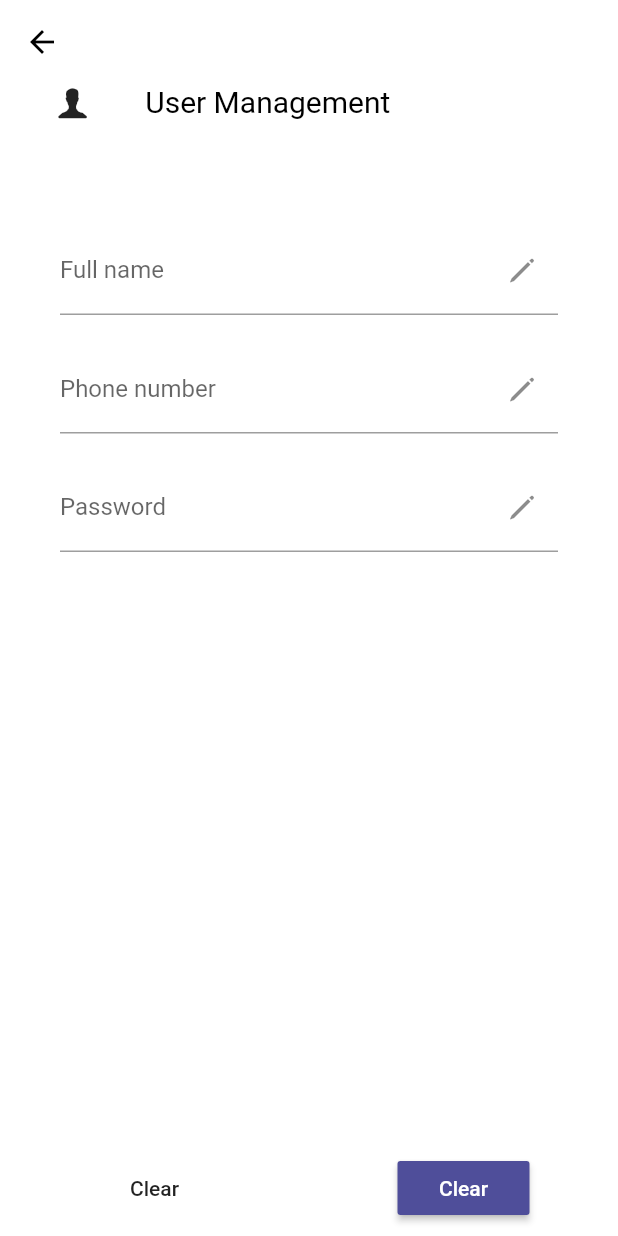
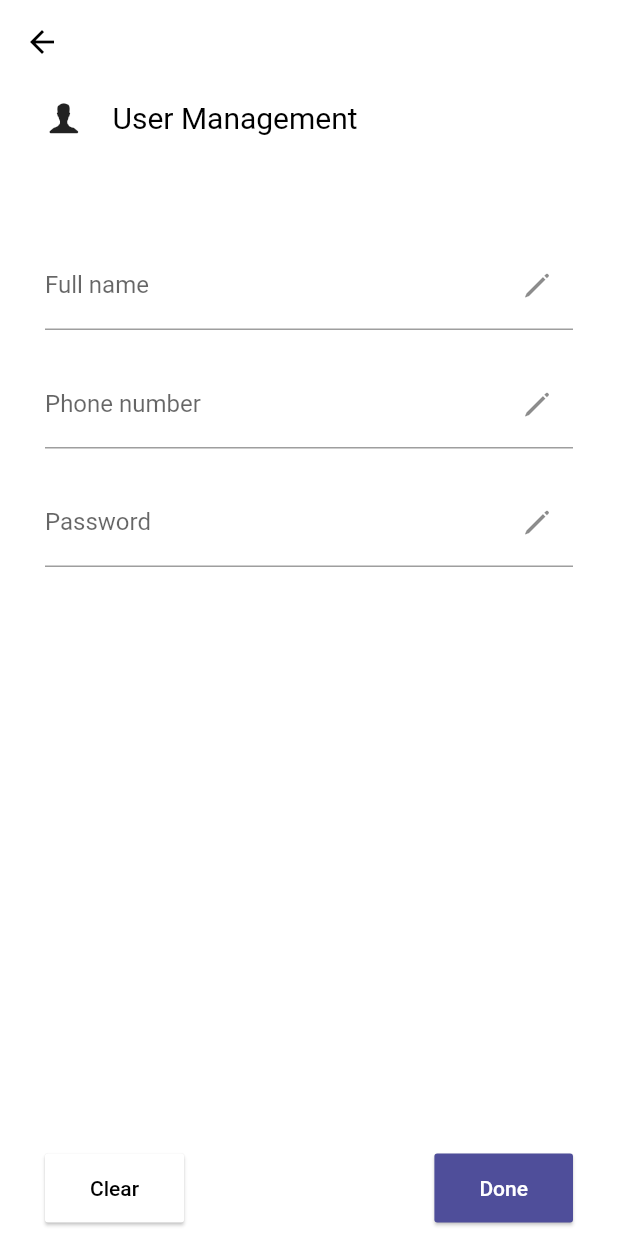
Before and after one commit to sorkabayev/animation_challange, a Flutter app: the UserManagementPage screen opened by its route, on a phone screen of 412 x 824 dp. Run offline on Flutter 3.47's test engine with Material 2 defaults, Android fonts, the phone set to English and light mode, and no system bars; our stand-ins replace hive; accounts and stored records are empty.

Commit message:
notification, settings, management, , billings etc page changed,

```diff
--- a/lib/pages/billings_details.dart
+++ b/lib/pages/billings_details.dart
@@ -20,7 +20,7 @@ class _BillingDetailsState extends State<BillingDetails> {
       backgroundColor: Colors.white,
       appBar: AppBar(
         backgroundColor: Colors.white,
-        iconTheme: IconThemeData(color: Colors.black),
+        iconTheme: const IconThemeData(color: Colors.black),
         elevation: 0,
       ),
       body: ListView(
@@ -45,9 +45,7 @@ class _BillingDetailsState extends State<BillingDetails> {
               ),
             ],
           ),
-          SizedBox(
-            height: 39,
-          ),
+          SizedBox(height: 39),
           ListView.separated(
             shrinkWrap: true,
             itemBuilder: (context, index) => BillingsContainer(),
--- a/lib/pages/notification_page.dart
+++ b/lib/pages/notification_page.dart
@@ -5,7 +5,7 @@ import 'widgets/notification_container.dart';
 class NotificationPage extends StatefulWidget {
   const NotificationPage({Key? key}) : super(key: key);
 
-  static const String id = "billings_details";
+  static const String id = "notification_page";
 
   @override
   State<NotificationPage> createState() => _NotificationPageState();
@@ -52,7 +52,7 @@ class _NotificationPageState extends State<NotificationPage> {
           ListView.separated(
             shrinkWrap: true,
             itemBuilder: (context, index) => const NotificationContainer(),
-            separatorBuilder: (BuildContext context, int index) => SizedBox(),
+            separatorBuilder: (BuildContext context, int index) => const SizedBox(),
             itemCount: 6,
           ),
         ],
--- a/lib/pages/user_managment_page.dart
+++ b/lib/pages/user_managment_page.dart
@@ -2,6 +2,8 @@ import 'package:animation_challange/model/profile_category_model.dart';
 import 'package:animation_challange/pages/widgets/textField_management.dart';
 import 'package:flutter/cupertino.dart';
 import 'package:flutter/material.dart';
+
+import 'widgets/button_widget.dart';
 
 class UserManagementPage extends StatefulWidget {
   const UserManagementPage({Key? key}) : super(key: key);
@@ -16,56 +18,70 @@ class _UserManagementPageState extends State<UserManagementPage> {
   @override
   Widget build(BuildContext context) {
     return Scaffold(
+     // resizeToAvoidBottomInset: false,
       backgroundColor: Colors.white,
       appBar: AppBar(
-        // leading: IconButton(onPressed: (){},icon: Icon(CupertinoIcons.arrow_left,color: Colors.black,),),
         elevation: 0,
         backgroundColor: Colors.white,
         iconTheme: const IconThemeData(color: Colors.black),
       ),
-      body: ListView(
+      body: SingleChildScrollView(
+        child: Padding(
+          padding: EdgeInsets.symmetric(horizontal: 30, vertical: 10),
+          child: Column(
             children: [
               Row(
-            crossAxisAlignment: CrossAxisAlignment.start,
-            mainAxisAlignment: MainAxisAlignment.spaceEvenly,
+                mainAxisAlignment: MainAxisAlignment.start,
                 children: const [
                   Icon(
                     CupertinoIcons.person_alt,
                     size: 25,
                   ),
+                  SizedBox(width: 20),
                   Text(
                     "User Management",
                     style: TextStyle(color: Colors.black, fontSize: 20),
                   ),
+                ],
+              ),
+              const SizedBox(height: 70),
+              Column(
+                children: [
+                  for( int i = 0; i< 3; i++)
+                    Column(
+                      children: [
+                        TextFieldManagement(
+                          trc: TextFieldLabels.labels[i],),
                         SizedBox(
-                width: 80,
+                          height: 20,
+                        ),
+                      ],
                     )
                 ],
               ),
-          const SizedBox(
-            height: 70,
+             // const Spacer(),
+              SizedBox(
+                height: 370,
               ),
-          ListView.separated(
-            shrinkWrap: true,
-              itemBuilder: (context, index) =>  TextFieldManagement(trc: TextFieldLabels.labels[index],),
-              separatorBuilder: (BuildContext context, int index) =>
-                  const SizedBox(height: 20),
-              itemCount: 3),
-          SizedBox(
-            height: 400,
-          ),
-          Align(
-            child: Row(
-              mainAxisAlignment: MainAxisAlignment.spaceAround,
-
+              Row(
+                mainAxisAlignment: MainAxisAlignment.spaceBetween,
                 children: [
-                MaterialButton(onPressed: (){},child: Text("Clear"),),
-                MaterialButton(color: Color(0xff4F4E9A),onPressed: (){},child: Text("Clear",style: TextStyle(color: Colors.white),),),
+                  button(
+                      color: Colors.white,
+                      text: "Clear",
+                      textColor: Colors.black),
+                  button(
+                      color: Color(0xff4F4E9A),
+                      text: "Done",
+                      textColor: Colors.white),
                 ],
-            ),
               )
             ],
           ),
+        ),
+      ),
     );
   }
+// Clear and Done button
+
 }
--- /dev/null
+++ b/lib/pages/widgets/button_widget.dart
@@ -0,0 +1,12 @@
+import 'package:flutter/material.dart';
+
+MaterialButton button({color, text, textColor}) {
+  return MaterialButton(
+    elevation: 1,
+    color: color,
+    textColor: textColor,
+    padding: const EdgeInsets.symmetric(vertical: 15, horizontal: 30),
+    onPressed: () {},
+    child: Text(text),
+  );
+}
--- a/lib/pages/widgets/textField_management.dart
+++ b/lib/pages/widgets/textField_management.dart
@@ -10,15 +10,13 @@ class TextFieldManagement extends StatelessWidget {
 
   @override
   Widget build(BuildContext context) {
-    return   Padding(
-      padding:  EdgeInsets.only(left: 40,right: 40),
-      child: TextField(
-        decoration: InputDecoration(
-          label: Text(trc.text2!),
-          suffixIcon: IconButton(onPressed: (){
-            //do something
-          }, icon: const Icon(CupertinoIcons.pen))
-        ),
+    return   TextField(
+      obscureText: false,
+      decoration: InputDecoration(
+        label: Text(trc.text2!),
+        suffixIcon: IconButton(onPressed: (){
+          //do something
+        }, icon: const Icon(CupertinoIcons.pen))
       ),
     );
   }
```
Also changed, not shown: lib/model/profile_category_model.dart (+14 -10 lines), lib/pages/profile_page.dart (+30 -23 lines), lib/pages/widgets/profile_settings_elem.dart (+5 -6 lines). Lines whose indentation alone changed are shown as unchanged.
